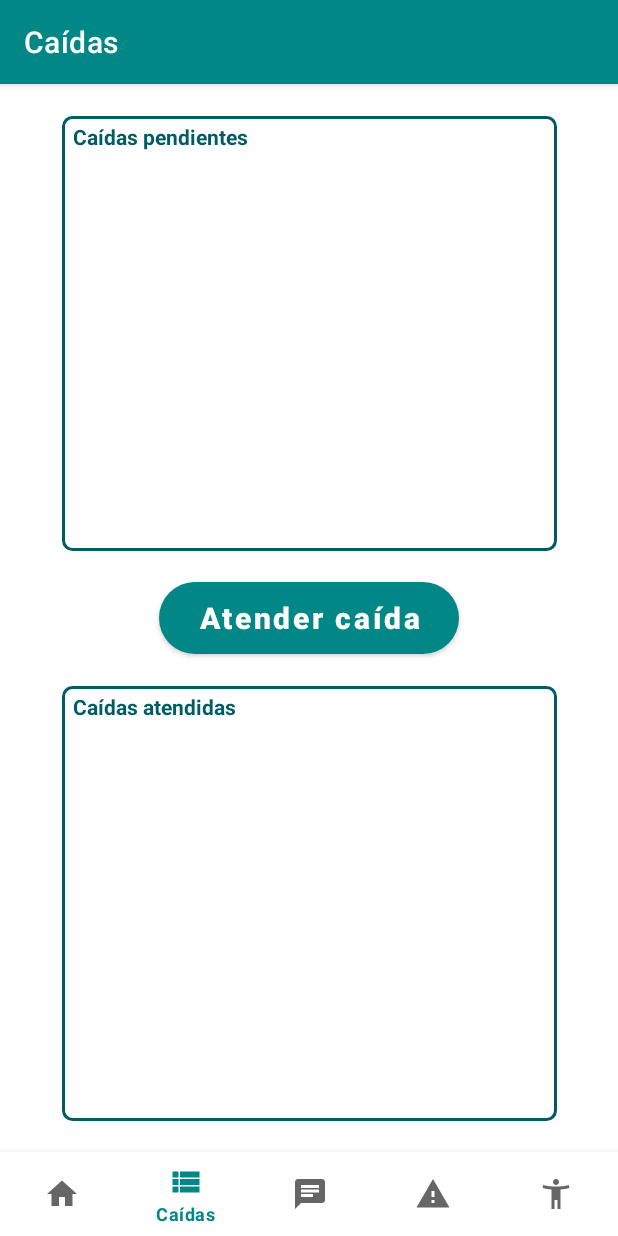
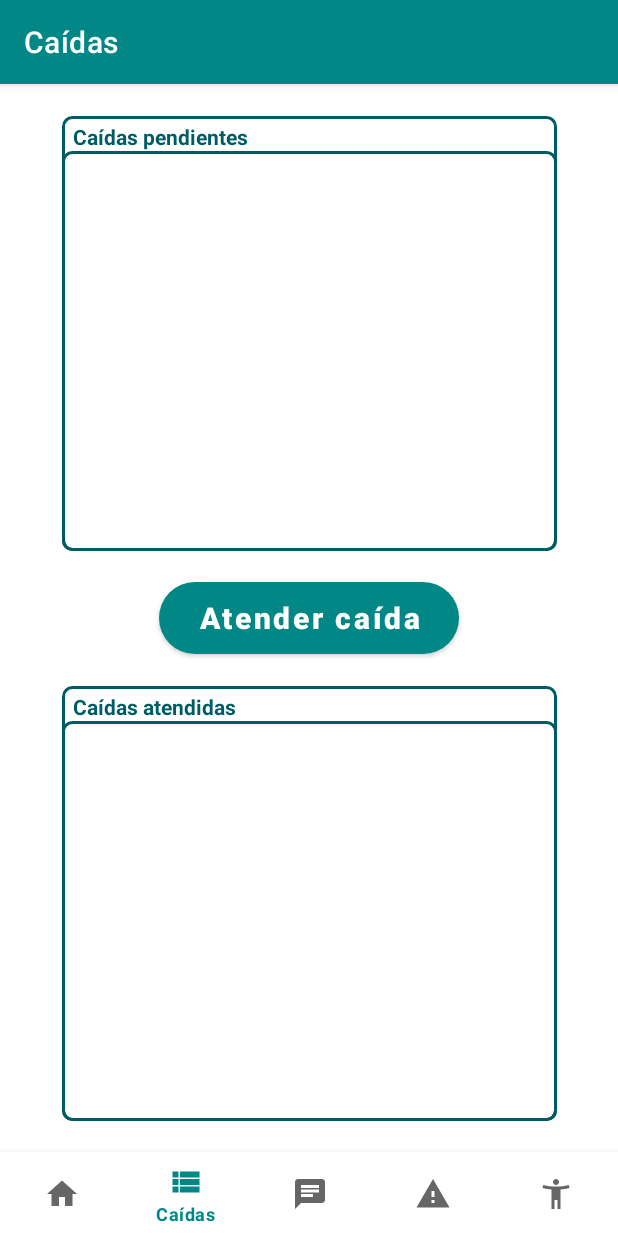
Before and after one commit to eon0111/labSI, an Android app: the ListadoFragment screen opened through its navigation route, on a phone screen of 412 x 824 dp. Run offline under Robolectric (Android 15) with nearby library versions, the phone set to English and light mode, and no system bars; our stand-ins replace Firebase (no records; nobody signed in at launch, a user with empty details on screens opened directly), navigation-ui.

Commit message:
Listado funcionando

```diff
--- a/p4/CivicUC/app/src/main/java/com/example/civicuc/ui/main/listado/ListadoFragment.java
+++ b/p4/CivicUC/app/src/main/java/com/example/civicuc/ui/main/listado/ListadoFragment.java
@@ -9,17 +9,21 @@ import android.widget.ListView;
 import android.widget.Toast;
 
 import androidx.annotation.NonNull;
+import androidx.annotation.Nullable;
 import androidx.fragment.app.Fragment;
 
 import com.example.civicuc.MainActivity;
 import com.example.civicuc.databinding.FragmentListadoBinding;
 import com.example.civicuc.ui.main.caida.UbicacionCaida;
+import com.google.firebase.database.ChildEventListener;
 import com.google.firebase.database.DataSnapshot;
 import com.google.firebase.database.DatabaseError;
 import com.google.firebase.database.ValueEventListener;
 
 import java.lang.reflect.Array;
 import java.util.ArrayList;
+import java.util.HashMap;
+import java.util.List;
 
 public class ListadoFragment extends Fragment {
 
@@ -33,28 +37,32 @@ public class ListadoFragment extends Fragment {
         ListView listadoCaidasPendientes = binding.fragmentListadoCaidasPendientes;
         ListView listadoCaidasAtendidas = binding.fragmentListadoCaidasAtendidas;
 
-        ArrayList<String> caidasAtendidas = new ArrayList<>();
-        ArrayList<String> caidasPendientes = new ArrayList<>();
+        HashMap<String, UbicacionCaida> caidasPendientes = new HashMap<String, UbicacionCaida>();
+        HashMap<String, UbicacionCaida> caidasAtendidas = new HashMap<String, UbicacionCaida>();
+
+        ArrayList<String> caidasPendientesStrings = new ArrayList<String>();
+        ArrayList<String> caidasAtendidasStrings = new ArrayList<String>();
 
         // Se crea el adaptador que gestionará las entradas de la lista de caídas pendientes
         ArrayAdapter<String> adaptador_pendientes = new ArrayAdapter<String>(getActivity().getApplicationContext(),
                                                                              android.R.layout.simple_list_item_1,
-                                                                             caidasPendientes);
+                                                                             caidasPendientesStrings);
         listadoCaidasPendientes.setAdapter(adaptador_pendientes);
 
         // Se crea el adaptador que gestionará las entradas de la lista de caídas atendidas
         ArrayAdapter<String> adaptador_atendidas = new ArrayAdapter<String>(getActivity().getApplicationContext(),
                                                                             android.R.layout.simple_list_item_1,
-                                                                            caidasPendientes);
+                                                                            caidasAtendidasStrings);
         listadoCaidasAtendidas.setAdapter(adaptador_atendidas);
 
-        /* Obtiene todas las caídas registradas como pendientes y genera el listado en la vista */
+        // Obtiene todas las caídas registradas como pendientes y genera el listado en la vista
         ((MainActivity) getActivity()).getDatabase().child("pendientes").addListenerForSingleValueEvent(new ValueEventListener() {
             @Override
             public void onDataChange(DataSnapshot dataSnapshot) {
                 for (DataSnapshot d: dataSnapshot.getChildren()) {
                     if (d != null) {
-                        caidasPendientes.add(d.getValue(UbicacionCaida.class).toString());
+                        caidasPendientes.put(d.getKey(), d.getValue(UbicacionCaida.class));
+                        caidasPendientesStrings.add(d.getValue(UbicacionCaida.class).toString());
                         adaptador_pendientes.notifyDataSetChanged();
                     }
                 }
@@ -66,13 +74,14 @@ public class ListadoFragment extends Fragment {
             }
         });
 
-        /* Obtiene todas las caídas registradas como atendidas y genera el listado en la vista */
+        // Obtiene todas las caídas registradas como atendidas y genera el listado en la vista
         ((MainActivity) getActivity()).getDatabase().child("atendidas").addListenerForSingleValueEvent(new ValueEventListener() {
             @Override
             public void onDataChange(DataSnapshot dataSnapshot) {
                 for (DataSnapshot d: dataSnapshot.getChildren()) {
                     if (d != null) {
-                        caidasAtendidas.add(d.getValue(UbicacionCaida.class).toString());
+                        caidasAtendidas.put(d.getKey(), d.getValue(UbicacionCaida.class));
+                        caidasAtendidasStrings.add(d.getValue(UbicacionCaida.class).toString());
                         adaptador_atendidas.notifyDataSetChanged();
                     }
                 }
@@ -84,12 +93,55 @@ public class ListadoFragment extends Fragment {
             }
         });
 
-        /* Configura el comportamiento del botón */
+        // Configura el oyente del nodo de caídas pendientes
+        ((MainActivity) getActivity()).getDatabase().child("pendientes").addChildEventListener(new ChildEventListener() {
+            @Override
+            public void onChildAdded(@NonNull DataSnapshot snapshot, @Nullable String previousChildName) {
+
+            }
+            @Override
+            public void onChildChanged(@NonNull DataSnapshot snapshot, @Nullable String previousChildName) {
+                caidasPendientes.put(snapshot.getKey(), snapshot.getValue(UbicacionCaida.class));
+                caidasPendientesStrings.add(snapshot.getKey());
+                adaptador_pendientes.notifyDataSetChanged();
+            }
+            @Override
+            public void onChildRemoved(@NonNull DataSnapshot snapshot) {
+
+            }
+            @Override
+            public void onChildMoved(@NonNull DataSnapshot snapshot, @Nullable String previousChildName) {
+
+            }
+            @Override
+            public void onCancelled(@NonNull DatabaseError error) {
+
+            }
+
+        });
+
+        // Configura el comportamiento del botón
         binding.fragmentListadoBoton.setOnClickListener(new View.OnClickListener() {
             @Override
             public void onClick(View v) {
-                listadoCaidasPendientes.getSelectedItem().toString();
+                if (!caidasPendientes.values().isEmpty()) {
+                    ArrayList<String> pendientesKeys = new ArrayList<String>(caidasPendientes.keySet());
+                    String key = pendientesKeys.get(0);
+                    UbicacionCaida val = caidasPendientes.get(key);
 
+                    // Elimina la caída pendiente
+                    caidasPendientes.remove(key);
+                    caidasPendientesStrings.remove(pendientesKeys.size() - 1);
+                    adaptador_pendientes.notifyDataSetChanged();
+                    ((MainActivity) getActivity()).getDatabase().child("pendientes").child(key).removeValue();
+
+                    // Registra la caída como atendida
+                    caidasAtendidas.put(key, val);
+                    caidasAtendidasStrings.add(key);
+                    adaptador_atendidas.notifyDataSetChanged();
+                    String nuevaClave = ((MainActivity) getActivity()).getDatabase().child("atendidas").push().getKey();
+                    ((MainActivity) getActivity()).getDatabase().child("atendidas").child(nuevaClave).setValue(caidasAtendidas.get(key));
+                }
             }
         });
 
--- a/p4/CivicUC/app/src/main/res/layout/fragment_listado.xml
+++ b/p4/CivicUC/app/src/main/res/layout/fragment_listado.xml
@@ -30,9 +30,9 @@
             android:layout_width="match_parent"
             android:layout_height="match_parent"
             android:paddingTop="5dp"
-            android:listSelector="@color/unican_transparente"
             android:headerDividersEnabled="true"
-            android:dividerHeight="3dp"/>
+            android:dividerHeight="3dp"
+            android:background="@drawable/contorno_listado"/>
     </LinearLayout>
 
     <Button
@@ -74,7 +74,10 @@
             android:id="@+id/fragment_listado_caidas_atendidas"
             android:layout_width="match_parent"
             android:layout_height="match_parent"
-            android:paddingTop="5dp"/>
+            android:paddingTop="5dp"
+            android:headerDividersEnabled="true"
+            android:dividerHeight="3dp"
+            android:background="@drawable/contorno_listado"/>
     </LinearLayout>
 
 </androidx.constraintlayout.widget.ConstraintLayout>
```
